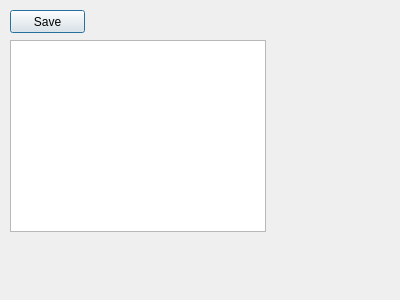
First picture: the form in Source Code/TJ's Code/equipment.ui, repository srohr/CEAMS, before the edit.
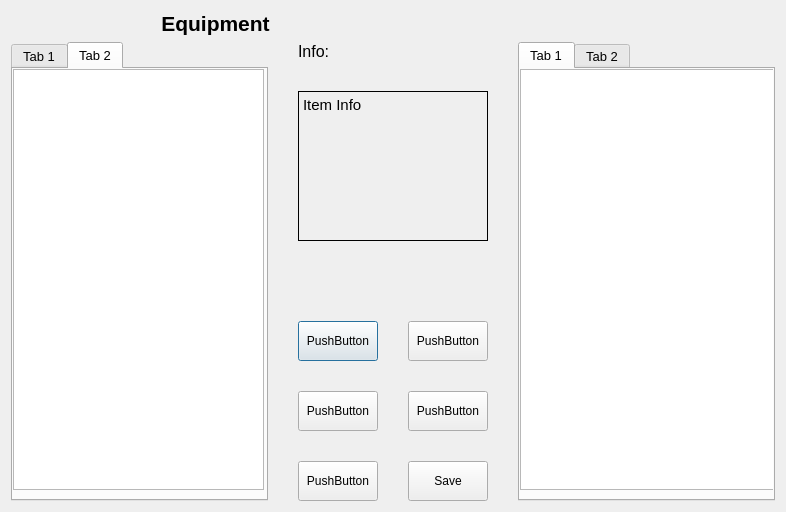
Second picture: the form after the edit.

Patch:
```diff
--- a/Source Code/TJ's Code/equipment.ui
+++ b/Source Code/TJ's Code/equipment.ui
@@ -6,36 +6,371 @@
    <rect>
     <x>0</x>
     <y>0</y>
-    <width>400</width>
-    <height>300</height>
+    <width>786</width>
+    <height>509</height>
    </rect>
   </property>
   <property name="windowTitle">
    <string>Dialog</string>
   </property>
-  <widget class="QPushButton" name="Save">
-   <property name="geometry">
-    <rect>
-     <x>10</x>
-     <y>10</y>
-     <width>75</width>
-     <height>23</height>
-    </rect>
-   </property>
-   <property name="text">
-    <string>Save</string>
-   </property>
-  </widget>
-  <widget class="QListWidget" name="ItemsAvailable">
-   <property name="geometry">
-    <rect>
-     <x>10</x>
-     <y>40</y>
-     <width>256</width>
-     <height>192</height>
-    </rect>
-   </property>
-  </widget>
+  <layout class="QVBoxLayout" name="verticalLayout_3">
+   <item>
+    <layout class="QVBoxLayout" name="verticalLayout_2">
+     <item>
+      <layout class="QHBoxLayout" name="horizontalLayout_5">
+       <property name="leftMargin">
+        <number>150</number>
+       </property>
+       <item>
+        <widget class="QLabel" name="EquipmentTitle">
+         <property name="maximumSize">
+          <size>
+           <width>200</width>
+           <height>25</height>
+          </size>
+         </property>
+         <property name="font">
+          <font>
+           <pointsize>16</pointsize>
+           <weight>75</weight>
+           <bold>true</bold>
+          </font>
+         </property>
+         <property name="frameShape">
+          <enum>QFrame::NoFrame</enum>
+         </property>
+         <property name="frameShadow">
+          <enum>QFrame::Plain</enum>
+         </property>
+         <property name="text">
+          <string>Equipment</string>
+         </property>
+         <property name="alignment">
+          <set>Qt::AlignCenter</set>
+         </property>
+        </widget>
+       </item>
+       <item>
+        <spacer name="horizontalSpacer">
+         <property name="orientation">
+          <enum>Qt::Horizontal</enum>
+         </property>
+         <property name="sizeHint" stdset="0">
+          <size>
+           <width>498</width>
+           <height>20</height>
+          </size>
+         </property>
+        </spacer>
+       </item>
+      </layout>
+     </item>
+     <item>
+      <layout class="QHBoxLayout" name="horizontalLayout_4">
+       <property name="spacing">
+        <number>30</number>
+       </property>
+       <item>
+        <widget class="QTabWidget" name="ShopTab">
+         <property name="minimumSize">
+          <size>
+           <width>150</width>
+           <height>200</height>
+          </size>
+         </property>
+         <property name="maximumSize">
+          <size>
+           <width>400</width>
+           <height>16777215</height>
+          </size>
+         </property>
+         <property name="font">
+          <font>
+           <pointsize>10</pointsize>
+          </font>
+         </property>
+         <property name="layoutDirection">
+          <enum>Qt::LeftToRight</enum>
+         </property>
+         <property name="tabPosition">
+          <enum>QTabWidget::North</enum>
+         </property>
+         <property name="tabShape">
+          <enum>QTabWidget::Rounded</enum>
+         </property>
+         <property name="currentIndex">
+          <number>1</number>
+         </property>
+         <widget class="QWidget" name="tab">
+          <attribute name="title">
+           <string>Tab 1</string>
+          </attribute>
+          <widget class="QListWidget" name="ItemsAvailable">
+           <property name="geometry">
+            <rect>
+             <x>0</x>
+             <y>0</y>
+             <width>251</width>
+             <height>421</height>
+            </rect>
+           </property>
+          </widget>
+         </widget>
+         <widget class="QWidget" name="tab_2">
+          <attribute name="title">
+           <string>Tab 2</string>
+          </attribute>
+          <widget class="QListWidget" name="listWidget">
+           <property name="geometry">
+            <rect>
+             <x>0</x>
+             <y>0</y>
+             <width>251</width>
+             <height>421</height>
+            </rect>
+           </property>
+          </widget>
+         </widget>
+        </widget>
+       </item>
+       <item>
+        <layout class="QVBoxLayout" name="verticalLayout">
+         <item>
+          <widget class="QLabel" name="InfoTitle">
+           <property name="maximumSize">
+            <size>
+             <width>100</width>
+             <height>25</height>
+            </size>
+           </property>
+           <property name="font">
+            <font>
+             <pointsize>12</pointsize>
+            </font>
+           </property>
+           <property name="text">
+            <string>Info:</string>
+           </property>
+          </widget>
+         </item>
+         <item>
+          <widget class="QLabel" name="label">
+           <property name="minimumSize">
+            <size>
+             <width>150</width>
+             <height>150</height>
+            </size>
+           </property>
+           <property name="maximumSize">
+            <size>
+             <width>700</width>
+             <height>16777215</height>
+            </size>
+           </property>
+           <property name="font">
+            <font>
+             <pointsize>11</pointsize>
+            </font>
+           </property>
+           <property name="frameShape">
+            <enum>QFrame::Box</enum>
+           </property>
+           <property name="text">
+            <string>Item Info</string>
+           </property>
+           <property name="alignment">
+            <set>Qt::AlignLeading|Qt::AlignLeft|Qt::AlignTop</set>
+           </property>
+           <property name="wordWrap">
+            <bool>true</bool>
+           </property>
+          </widget>
+         </item>
+         <item>
+          <spacer name="verticalSpacer">
+           <property name="orientation">
+            <enum>Qt::Vertical</enum>
+           </property>
+           <property name="sizeType">
+            <enum>QSizePolicy::Minimum</enum>
+           </property>
+           <property name="sizeHint" stdset="0">
+            <size>
+             <width>20</width>
+             <height>50</height>
+            </size>
+           </property>
+          </spacer>
+         </item>
+         <item>
+          <layout class="QHBoxLayout" name="horizontalLayout">
+           <property name="spacing">
+            <number>30</number>
+           </property>
+           <item>
+            <widget class="QPushButton" name="BuyButton">
+             <property name="minimumSize">
+              <size>
+               <width>20</width>
+               <height>40</height>
+              </size>
+             </property>
+             <property name="text">
+              <string>PushButton</string>
+             </property>
+            </widget>
+           </item>
+           <item>
+            <widget class="QPushButton" name="SellButton">
+             <property name="minimumSize">
+              <size>
+               <width>20</width>
+               <height>40</height>
+              </size>
+             </property>
+             <property name="text">
+              <string>PushButton</string>
+             </property>
+            </widget>
+           </item>
+          </layout>
+         </item>
+         <item>
+          <layout class="QHBoxLayout" name="horizontalLayout_2">
+           <property name="spacing">
+            <number>30</number>
+           </property>
+           <item>
+            <widget class="QPushButton" name="AddItem">
+             <property name="minimumSize">
+              <size>
+               <width>20</width>
+               <height>40</height>
+              </size>
+             </property>
+             <property name="text">
+              <string>PushButton</string>
+             </property>
+            </widget>
+           </item>
+           <item>
+            <widget class="QPushButton" name="MinusItem">
+             <property name="minimumSize">
+              <size>
+               <width>20</width>
+               <height>40</height>
+              </size>
+             </property>
+             <property name="text">
+              <string>PushButton</string>
+             </property>
+            </widget>
+           </item>
+          </layout>
+         </item>
+         <item>
+          <layout class="QHBoxLayout" name="horizontalLayout_3">
+           <property name="spacing">
+            <number>30</number>
+           </property>
+           <item>
+            <widget class="QPushButton" name="MainMenuButton">
+             <property name="minimumSize">
+              <size>
+               <width>20</width>
+               <height>40</height>
+              </size>
+             </property>
+             <property name="text">
+              <string>PushButton</string>
+             </property>
+            </widget>
+           </item>
+           <item>
+            <widget class="QPushButton" name="Save">
+             <property name="minimumSize">
+              <size>
+               <width>20</width>
+               <height>40</height>
+              </size>
+             </property>
+             <property name="text">
+              <string>Save</string>
+             </property>
+            </widget>
+           </item>
+          </layout>
+         </item>
+        </layout>
+       </item>
+       <item>
+        <widget class="QTabWidget" name="ShopTab_2">
+         <property name="minimumSize">
+          <size>
+           <width>150</width>
+           <height>200</height>
+          </size>
+         </property>
+         <property name="maximumSize">
+          <size>
+           <width>400</width>
+           <height>16777215</height>
+          </size>
+         </property>
+         <property name="font">
+          <font>
+           <pointsize>10</pointsize>
+          </font>
+         </property>
+         <property name="layoutDirection">
+          <enum>Qt::LeftToRight</enum>
+         </property>
+         <property name="tabPosition">
+          <enum>QTabWidget::North</enum>
+         </property>
+         <property name="tabShape">
+          <enum>QTabWidget::Rounded</enum>
+         </property>
+         <property name="currentIndex">
+          <number>0</number>
+         </property>
+         <widget class="QWidget" name="tab_3">
+          <attribute name="title">
+           <string>Tab 1</string>
+          </attribute>
+          <widget class="QListWidget" name="listWidget_2">
+           <property name="geometry">
+            <rect>
+             <x>0</x>
+             <y>0</y>
+             <width>261</width>
+             <height>421</height>
+            </rect>
+           </property>
+          </widget>
+         </widget>
+         <widget class="QWidget" name="tab_4">
+          <attribute name="title">
+           <string>Tab 2</string>
+          </attribute>
+          <widget class="QListWidget" name="listWidget_3">
+           <property name="geometry">
+            <rect>
+             <x>0</x>
+             <y>0</y>
+             <width>261</width>
+             <height>421</height>
+            </rect>
+           </property>
+          </widget>
+         </widget>
+        </widget>
+       </item>
+      </layout>
+     </item>
+    </layout>
+   </item>
+  </layout>
  </widget>
  <resources/>
  <connections/>
```
